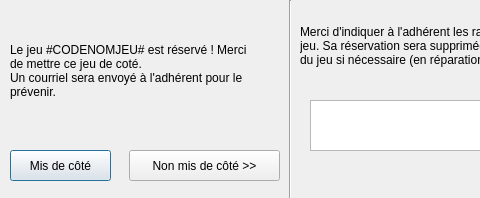
This is d_resamisdecote.ui in nivhg/ludopen as Qt 5 draws it before an edit; both pictures show x 0 to 480 and y 0 to 198 of the 691 by 198 pixel window. The edited form follows.
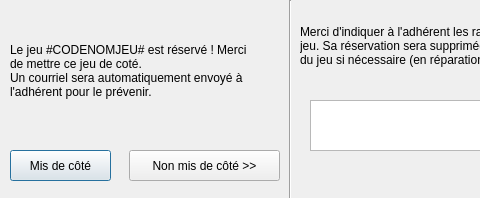
This is the edited form.

Diff of the .ui file:
```diff
--- a/d_resamisdecote.ui
+++ b/d_resamisdecote.ui
@@ -79,7 +79,7 @@
    </property>
    <property name="text">
     <string>Le jeu #CODENOMJEU# est réservé ! Merci de mettre ce jeu de coté.
-Un courriel sera envoyé à l'adhérent pour le prévenir.</string>
+Un courriel sera automatiquement envoyé à l'adhérent pour le prévenir.</string>
    </property>
    <property name="wordWrap">
     <bool>true</bool>
```
